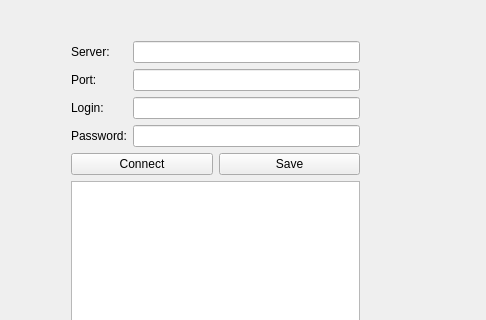
This is protobuftest.ui in nilscc/irc2me as Qt 5 draws it before an edit; both pictures show x 0 to 486 and y 0 to 320 of the 652 by 451 pixel window. The edited form follows.
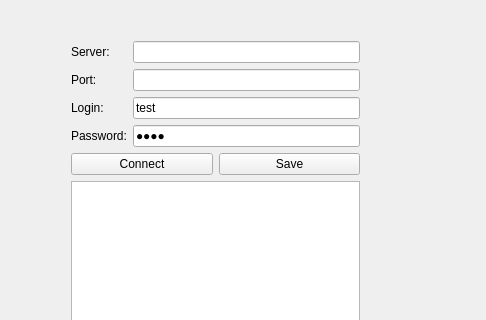
This is the edited form.

What changed in the file:
```diff
--- a/protobuftest.ui
+++ b/protobuftest.ui
@@ -57,7 +57,7 @@
        <item row="3" column="1">
         <widget class="QLineEdit" name="lineEdit_login">
          <property name="text">
-          <string/>
+          <string>test</string>
          </property>
         </widget>
        </item>
@@ -77,6 +77,9 @@
        </item>
        <item row="4" column="1">
         <widget class="QLineEdit" name="lineEdit_password">
+         <property name="text">
+          <string>test</string>
+         </property>
          <property name="echoMode">
           <enum>QLineEdit::Password</enum>
          </property>
```
Left out of the diff: 4 changed lines with no effect on the pictures.
